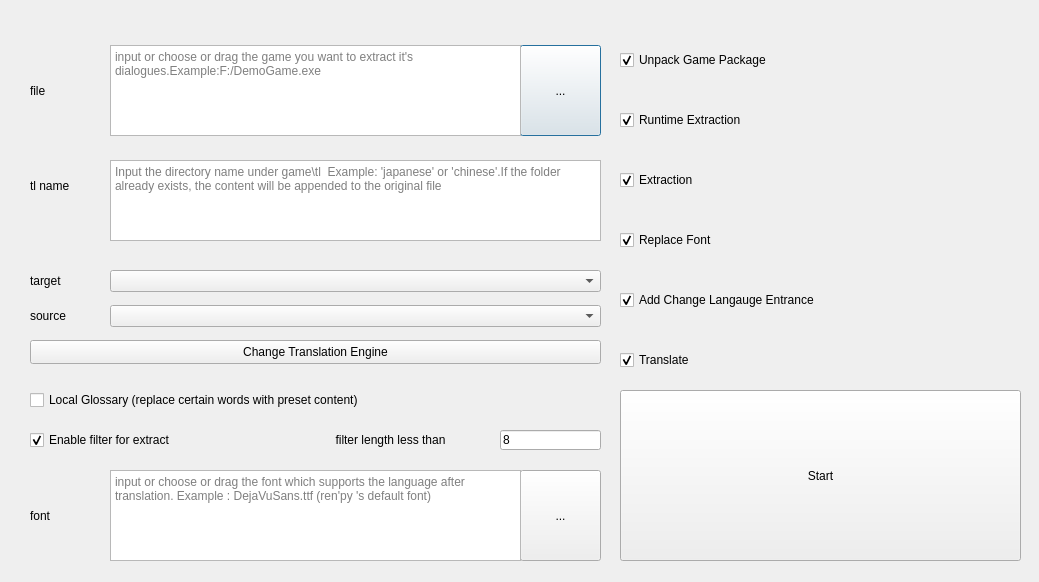
Above: src/one_key_translate.ui from anonymousException/renpy-translator before the change. Below: the same form after it.
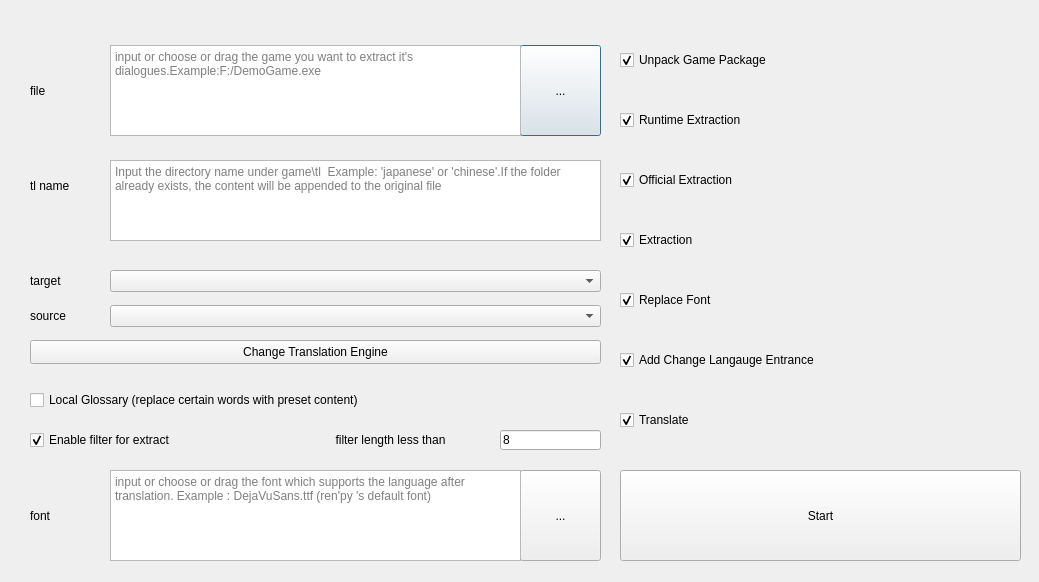
That is the form after the change.

Commit message:
<feature> support official extract and fix stuck on translation when the first character is a special symbol
update version to v2.0.9

The edit to the form file:
```diff
--- a/src/one_key_translate.ui
+++ b/src/one_key_translate.ui
@@ -237,7 +237,7 @@
    <property name="geometry">
     <rect>
      <x>620</x>
-     <y>170</y>
+     <y>230</y>
      <width>411</width>
      <height>20</height>
     </rect>
@@ -253,7 +253,7 @@
    <property name="geometry">
     <rect>
      <x>620</x>
-     <y>230</y>
+     <y>290</y>
      <width>411</width>
      <height>20</height>
     </rect>
@@ -269,7 +269,7 @@
    <property name="geometry">
     <rect>
      <x>620</x>
-     <y>290</y>
+     <y>350</y>
      <width>411</width>
      <height>20</height>
     </rect>
@@ -285,7 +285,7 @@
    <property name="geometry">
     <rect>
      <x>620</x>
-     <y>350</y>
+     <y>410</y>
      <width>411</width>
      <height>20</height>
     </rect>
@@ -346,15 +346,31 @@
    <property name="geometry">
     <rect>
      <x>620</x>
-     <y>390</y>
+     <y>470</y>
      <width>401</width>
-     <height>171</height>
+     <height>91</height>
     </rect>
    </property>
    <property name="text">
     <string>Start</string>
    </property>
   </widget>
+  <widget class="QCheckBox" name="officialExtractionCheckBox">
+   <property name="geometry">
+    <rect>
+     <x>620</x>
+     <y>170</y>
+     <width>411</width>
+     <height>20</height>
+    </rect>
+   </property>
+   <property name="text">
+    <string>Official Extraction</string>
+   </property>
+   <property name="checked">
+    <bool>true</bool>
+   </property>
+  </widget>
  </widget>
  <resources/>
  <connections/>
```
The commit also changes 35 other files.
